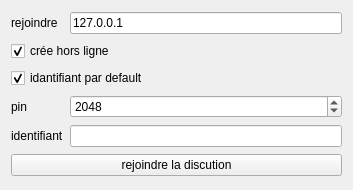
The window that launcher/connecttoclient.ui (UnelDev/tchat-v5.2) describes before a commit, drawn with Qt 5.
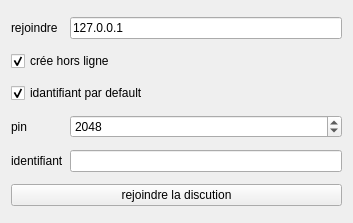
The same window after the commit. Icons and pictures are not drawn.

```diff
--- a/launcher/connecttoclient.ui
+++ b/launcher/connecttoclient.ui
@@ -7,7 +7,7 @@
     <x>0</x>
     <y>0</y>
     <width>353</width>
-    <height>190</height>
+    <height>223</height>
    </rect>
   </property>
   <property name="windowTitle">
```
Left out of the diff: 35 changed lines with no effect on the pictures.
